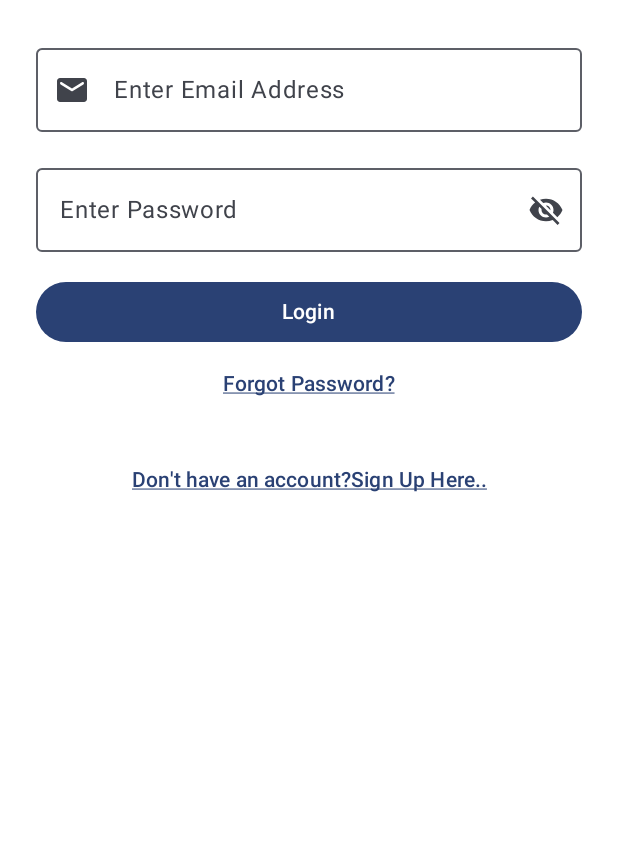
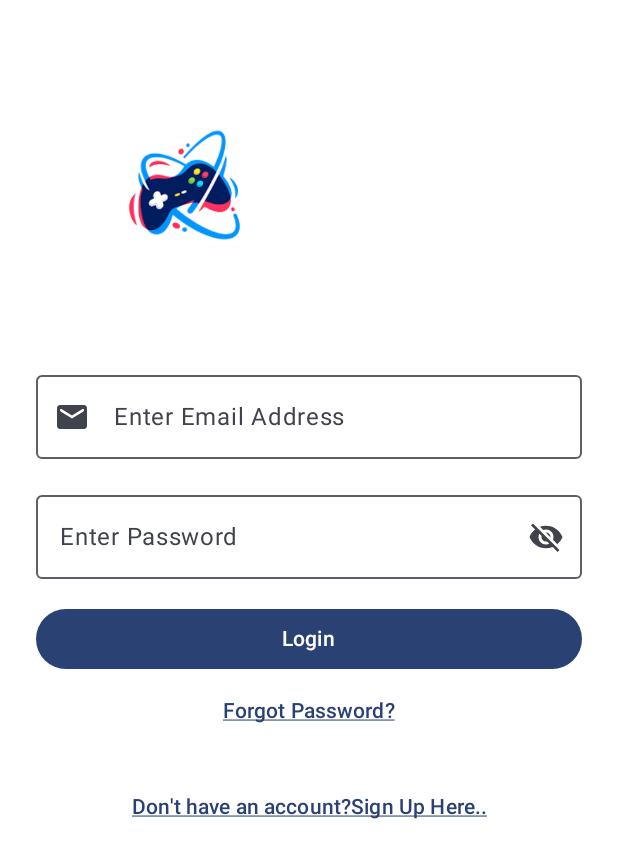
Before and after one commit to mudash-dev/Aunthentication, an Android app built with Jetpack Compose: the screen it shows after launch (MainActivity), on a phone screen of 412 x 824 dp. Shown: the top 858 px of the screen. Run offline under Robolectric (Android 15) with nearby library versions, the phone set to English and light mode, and no system bars.

Commit message:
APP:Add logo and create sign up screen

```diff
--- a/app/src/main/java/com/example/authentication/presentation/LogInScreen.kt
+++ b/app/src/main/java/com/example/authentication/presentation/LogInScreen.kt
@@ -1,5 +1,6 @@
 package com.example.authentication.presentation
 
+import androidx.compose.foundation.Image
 import androidx.compose.foundation.background
 import androidx.compose.foundation.layout.Arrangement
 import androidx.compose.foundation.layout.Column
@@ -9,6 +10,8 @@ import androidx.compose.foundation.layout.Spacer
 import androidx.compose.foundation.layout.fillMaxSize
 import androidx.compose.foundation.layout.fillMaxWidth
 import androidx.compose.foundation.layout.height
+import androidx.compose.foundation.layout.padding
+import androidx.compose.foundation.layout.size
 import androidx.compose.foundation.lazy.LazyColumn
 import androidx.compose.foundation.shape.RoundedCornerShape
 import androidx.compose.foundation.text.KeyboardOptions
@@ -27,8 +30,10 @@ import androidx.compose.runtime.getValue
 import androidx.compose.runtime.mutableStateOf
 import androidx.compose.runtime.remember
 import androidx.compose.runtime.setValue
+import androidx.compose.ui.Alignment
 import androidx.compose.ui.Modifier
 import androidx.compose.ui.graphics.Color
+import androidx.compose.ui.res.painterResource
 import androidx.compose.ui.res.stringResource
 import androidx.compose.ui.text.input.KeyboardType
 import androidx.compose.ui.text.input.PasswordVisualTransformation
@@ -53,6 +58,21 @@ fun LogInScreen() {
             .fillMaxSize()
             .background(Color.White),
     ) {
+        item {
+            Column(
+                horizontalAlignment = Alignment.CenterHorizontally,
+                verticalArrangement = Arrangement.Center,
+            ) {
+                Image(
+                    painter = painterResource(id = R.drawable.gamepad),
+                    contentDescription = "gamepad logo",
+                    modifier = Modifier.padding(24.dp).size(150.dp),
+                )
+            }
+        }
+        item {
+            Spacer(modifier = Modifier.height(20.dp))
+        }
         item {
             OutlinedTextField(
                 value = "",
--- a/app/src/main/res/values/strings.xml
+++ b/app/src/main/res/values/strings.xml
@@ -5,4 +5,7 @@
     <string name="LogIn">Login</string>
     <string name="SignUp">Don\'t have an account?Sign Up Here..</string>
     <string name="Forgot">Forgot Password?</string>
+    <string name="Username">Enter  a Username\n</string>
+    <string name="SignUpbtn">SignUp</string>
+    <string name="SignIn">Already have an account?Sign in..</string>
 </resources>
```
Also changed, not shown: app/src/main/java/com/example/authentication/presentation/SignUpScreen.kt (added, +100 -0 lines), app/src/main/res/drawable/gamepad.png (added).
